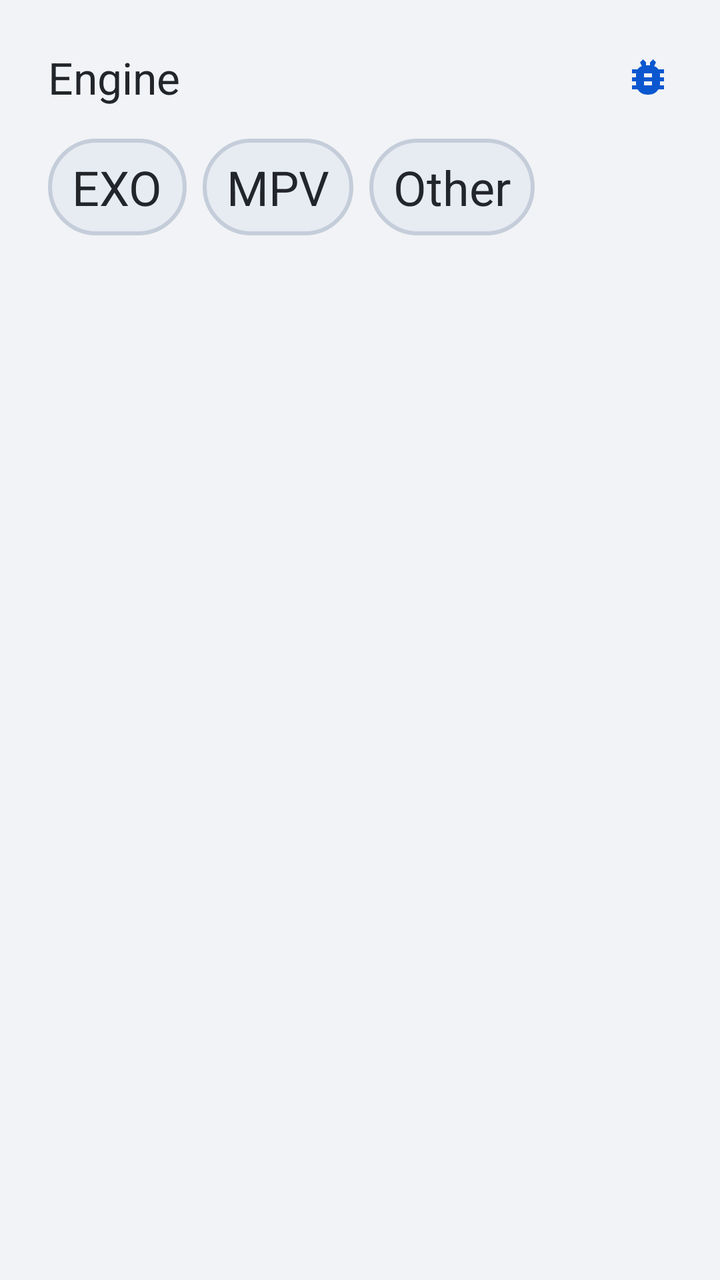
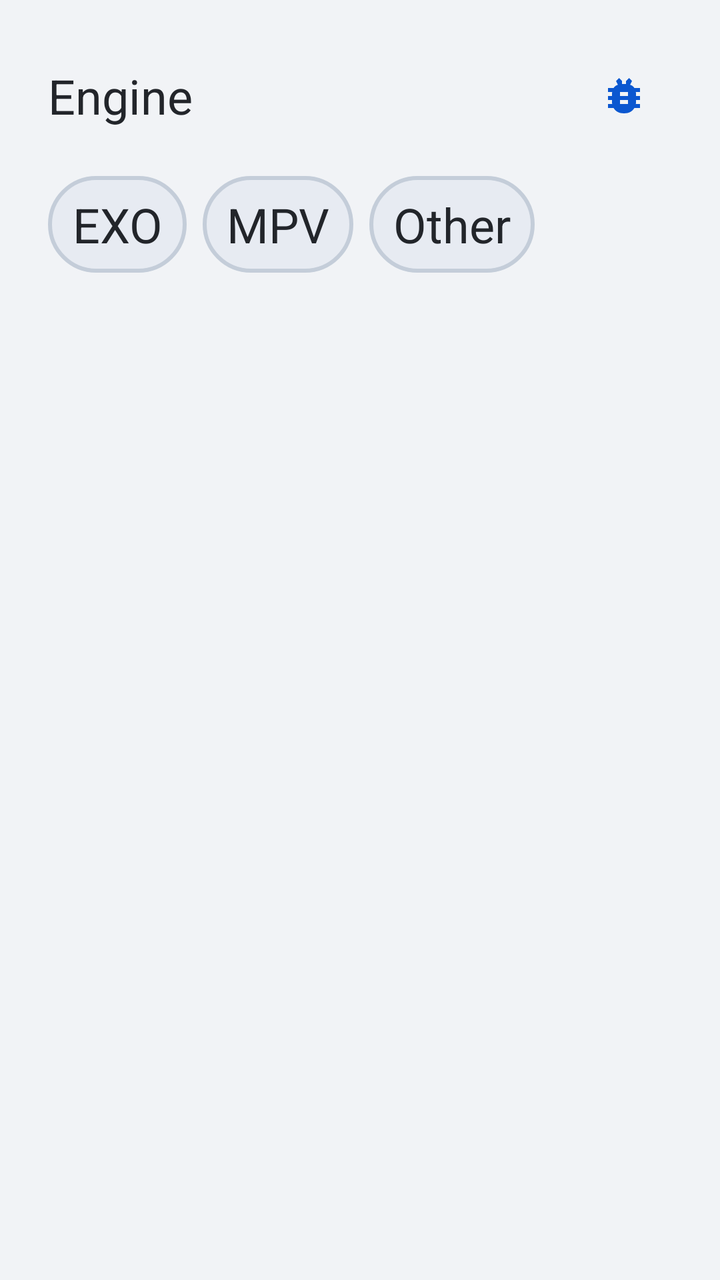

Screens rendered from an Android XML layout before and after an edit, with the pre-edit source and the edit as a unified diff.
<!-- AndroidManifest.xml: another module's application theme Theme.App -->
<!-- res/layout/dialog_player_engine.xml -->
<?xml version="1.0" encoding="utf-8"?>
<androidx.appcompat.widget.LinearLayoutCompat xmlns:android="http://schemas.android.com/apk/res/android"
    xmlns:app="http://schemas.android.com/apk/res-auto"
    android:layout_width="match_parent"
    android:layout_height="wrap_content"
    android:orientation="vertical">

    <androidx.appcompat.widget.LinearLayoutCompat
        android:layout_width="match_parent"
        android:layout_height="wrap_content"
        android:gravity="center_vertical"
        android:orientation="horizontal"
        android:paddingHorizontal="@dimen/ag_space_6"
        android:paddingTop="@dimen/ag_space_6"
        android:paddingBottom="@dimen/ag_space_4">

        <com.google.android.material.textview.MaterialTextView
            android:id="@+id/title"
            android:layout_width="0dp"
            android:layout_height="wrap_content"
            android:layout_weight="1"
            android:text="@string/player_engine"
            android:textColor="@color/ag_text"
            android:textSize="@dimen/ag_text_label" />

        <androidx.appcompat.widget.AppCompatImageView
            android:id="@+id/debug"
            app:tint="@color/ag_primary"
            android:layout_width="wrap_content"
            android:layout_height="wrap_content"
            android:background="?attr/selectableItemBackgroundBorderless"
            android:contentDescription="@string/player_debug"
            android:focusable="true"
            android:focusableInTouchMode="true"
            android:src="@drawable/ic_action_debug" />

    </androidx.appcompat.widget.LinearLayoutCompat>

    <androidx.appcompat.widget.LinearLayoutCompat
        android:layout_width="wrap_content"
        android:layout_height="wrap_content"
        android:orientation="horizontal"
        android:paddingStart="@dimen/ag_space_6"
        android:paddingEnd="@dimen/ag_space_6"
        android:paddingBottom="@dimen/ag_space_6">

        <com.google.android.material.textview.MaterialTextView
            android:id="@+id/exo"
            android:layout_width="wrap_content"
            android:layout_height="wrap_content"
            android:layout_marginEnd="@dimen/ag_space_2"
            android:background="@drawable/selector_chip_round"
            android:focusable="true"
            android:focusableInTouchMode="true"
            android:text="@string/play_exo"
            android:textColor="@color/text"
            android:textSize="@dimen/ag_text_body" />

        <com.google.android.material.textview.MaterialTextView
            android:id="@+id/mpv"
            android:layout_width="wrap_content"
            android:layout_height="wrap_content"
            android:layout_marginEnd="@dimen/ag_space_2"
            android:background="@drawable/selector_chip_round"
            android:focusable="true"
            android:focusableInTouchMode="true"
            android:text="@string/play_mpv"
            android:textColor="@color/text"
            android:textSize="@dimen/ag_text_body" />

        <com.google.android.material.textview.MaterialTextView
            android:id="@+id/other"
            android:layout_width="wrap_content"
            android:layout_height="wrap_content"
            android:background="@drawable/selector_chip_round"
            android:focusable="true"
            android:focusableInTouchMode="true"
            android:text="@string/play_other"
            android:textColor="@color/text"
            android:textSize="@dimen/ag_text_body" />

    </androidx.appcompat.widget.LinearLayoutCompat>
</androidx.appcompat.widget.LinearLayoutCompat>
<!-- resources referenced by this layout -->
<resources>
  <color name="ag_text">#22252A</color>
  <dimen name="ag_space_2">8dp</dimen>
  <dimen name="ag_space_4">16dp</dimen>
  <dimen name="ag_space_6">24dp</dimen>
  <dimen name="ag_text_body">24sp</dimen>
  <dimen name="ag_text_label">22sp</dimen>
  <string name="play_exo">EXO</string>
  <string name="play_mpv">MPV</string>
  <string name="play_other">Other</string>
  <dimen name="ag_space_3">12dp</dimen>
  <color name="ag_btn_bg">#E7EBF2</color>
  <color name="white">#FFFFFF</color>
  <color name="ag_card">#FFFFFF</color>
  <color name="ag_bg">#F1F3F6</color>
  <color name="ag_stroke">#DFE3EA</color>
  <!-- unchanged entries left out for length: 20 -->
</resources>

<!-- the commit's change to res/layout/dialog_player_engine.xml (unified diff, before → after) -->
@@ -16,15 +16,15 @@
 
         <com.google.android.material.textview.MaterialTextView
             android:id="@+id/title"
+            style="@style/Ag.Text.Body"
             android:layout_width="0dp"
             android:layout_height="wrap_content"
             android:layout_weight="1"
-            android:text="@string/player_engine"
-            android:textColor="@color/ag_text"
-            android:textSize="@dimen/ag_text_label" />
+            android:text="@string/player_engine" />
 
         <androidx.appcompat.widget.AppCompatImageView
             android:id="@+id/debug"
+            style="@style/Ag.IconButton"
             app:tint="@color/ag_primary"
             android:layout_width="wrap_content"
             android:layout_height="wrap_content"
@@ -46,38 +46,26 @@
 
         <com.google.android.material.textview.MaterialTextView
             android:id="@+id/exo"
+            style="@style/Ag.Chip.Round"
             android:layout_width="wrap_content"
             android:layout_height="wrap_content"
             android:layout_marginEnd="@dimen/ag_space_2"
-            android:background="@drawable/selector_chip_round"
-            android:focusable="true"
-            android:focusableInTouchMode="true"
-            android:text="@string/play_exo"
-            android:textColor="@color/text"
-            android:textSize="@dimen/ag_text_body" />
+            android:text="@string/play_exo" />
 
         <com.google.android.material.textview.MaterialTextView
             android:id="@+id/mpv"
+            style="@style/Ag.Chip.Round"
             android:layout_width="wrap_content"
             android:layout_height="wrap_content"
             android:layout_marginEnd="@dimen/ag_space_2"
-            android:background="@drawable/selector_chip_round"
-            android:focusable="true"
-            android:focusableInTouchMode="true"
-            android:text="@string/play_mpv"
-            android:textColor="@color/text"
-            android:textSize="@dimen/ag_text_body" />
+            android:text="@string/play_mpv" />
 
         <com.google.android.material.textview.MaterialTextView
             android:id="@+id/other"
+            style="@style/Ag.Chip.Round"
             android:layout_width="wrap_content"
             android:layout_height="wrap_content"
-            android:background="@drawable/selector_chip_round"
-            android:focusable="true"
-            android:focusableInTouchMode="true"
-            android:text="@string/play_other"
-            android:textColor="@color/text"
-            android:textSize="@dimen/ag_text_body" />
+            android:text="@string/play_other" />
 
     </androidx.appcompat.widget.LinearLayoutCompat>
 </androidx.appcompat.widget.LinearLayoutCompat>
<!-- resource entries referenced after the edit -->
@@ -1,20 +1,111 @@
 <!-- resources referenced by this layout -->
 <resources>
   <color name="ag_text">#22252A</color>
+  <style name="Ag" />
   <dimen name="ag_space_2">8dp</dimen>
   <dimen name="ag_space_4">16dp</dimen>
   <dimen name="ag_space_6">24dp</dimen>
   <dimen name="ag_text_body">24sp</dimen>
-  <dimen name="ag_text_label">22sp</dimen>
+  <dimen name="ag_icon_48">48dp</dimen>
+  <!-- drawable selector_item (drawable) -->
+  <?xml version="1.0" encoding="utf-8"?>
+  <selector xmlns:android="http://schemas.android.com/apk/res/android">
+      <item android:drawable="@drawable/shape_item_focused" android:state_focused="true" />
+      <item android:drawable="@drawable/shape_item_activated" android:state_selected="true" />
+      <item android:drawable="@drawable/shape_item_normal" />
+  </selector>
   <string name="play_exo">EXO</string>
   <string name="play_mpv">MPV</string>
   <string name="play_other">Other</string>
+  <style name="Ag.Chip.Round" parent="Ag">
+          <item name="android:background">@drawable/selector_chip_round</item>
+          <item name="android:textColor">@color/text</item>
+          <item name="android:textSize">@dimen/ag_text_body</item>
+          <item name="android:focusable">true</item>
+          <item name="android:focusableInTouchMode">true</item>
+          <item name="android:gravity">center</item>
+      </style>
+  <style name="Ag.IconButton" parent="Ag">
+          <item name="android:minWidth">@dimen/ag_icon_48</item>
+          <item name="android:minHeight">@dimen/ag_icon_48</item>
+          <item name="android:background">@drawable/selector_item</item>
+          <item name="android:focusable">true</item>
+          <item name="android:focusableInTouchMode">true</item>
+          <item name="android:padding">@dimen/ag_space_3</item>
+          <item name="android:gravity">center</item>
+      </style>
+  <style name="Ag.Text.Body" parent="android:Widget.TextView">
+          <item name="android:textSize">@dimen/ag_text_body</item>
+          <item name="android:textColor">@color/ag_text</item>
+      </style>
   <dimen name="ag_space_3">12dp</dimen>
+  <!-- drawable shape_item_focused (drawable) -->
+  <?xml version="1.0" encoding="utf-8"?>
+  <shape xmlns:android="http://schemas.android.com/apk/res/android"
+      android:shape="rectangle">
+  
+      <solid android:color="@color/ag_primary_bg" />
+  
+      <corners android:radius="@dimen/ag_radius_m" />
+  
+      <stroke
+          android:width="@dimen/ag_stroke_focus"
+          android:color="@color/ag_primary" />
+  
+      <padding
+          android:bottom="@dimen/ag_space_2"
+          android:left="@dimen/ag_space_3"
+          android:right="@dimen/ag_space_3"
+          android:top="@dimen/ag_space_2" />
+  
+  </shape>
+  <!-- drawable shape_item_activated (drawable) -->
+  <?xml version="1.0" encoding="utf-8"?>
+  <shape xmlns:android="http://schemas.android.com/apk/res/android"
+      android:shape="rectangle">
+  
+      <solid android:color="@color/ag_primary_bg" />
+  
+      <corners android:radius="@dimen/ag_radius_m" />
+  
+      <stroke
+          android:width="@dimen/ag_stroke_normal"
+          android:color="@color/ag_primary" />
+  
+      <padding
+          android:bottom="@dimen/ag_space_2"
+          android:left="@dimen/ag_space_3"
+          android:right="@dimen/ag_space_3"
+          android:top="@dimen/ag_space_2" />
+  
+  </shape>
+  <!-- drawable shape_item_normal (drawable) -->
+  <?xml version="1.0" encoding="utf-8"?>
+  <shape xmlns:android="http://schemas.android.com/apk/res/android"
+      android:shape="rectangle">
+  
+      <solid android:color="@color/ag_card" />
+  
+      <corners android:radius="@dimen/ag_radius_m" />
+  
+      <stroke
+          android:width="@dimen/ag_stroke_hairline"
+          android:color="@color/ag_stroke" />
+  
+      <padding
+          android:bottom="@dimen/ag_space_2"
+          android:left="@dimen/ag_space_3"
+          android:right="@dimen/ag_space_3"
+          android:top="@dimen/ag_space_2" />
+  
+  </shape>
   <color name="ag_btn_bg">#E7EBF2</color>
   <color name="white">#FFFFFF</color>
   <color name="ag_card">#FFFFFF</color>
   <color name="ag_bg">#F1F3F6</color>
   <color name="ag_stroke">#DFE3EA</color>
+  <dimen name="ag_radius_m">12dp</dimen>
+  <dimen name="ag_stroke_hairline">1dp</dimen>
   <!-- unchanged entries left out for length: 20 -->
 </resources>
 
